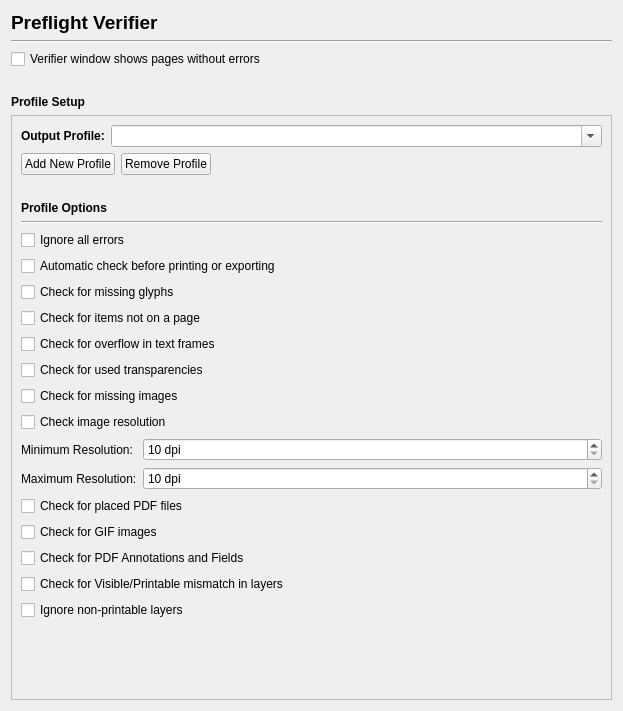
Qt form scribus/ui/prefs_preflightverifierbase.ui (scribusproject/scribus) before a commit.
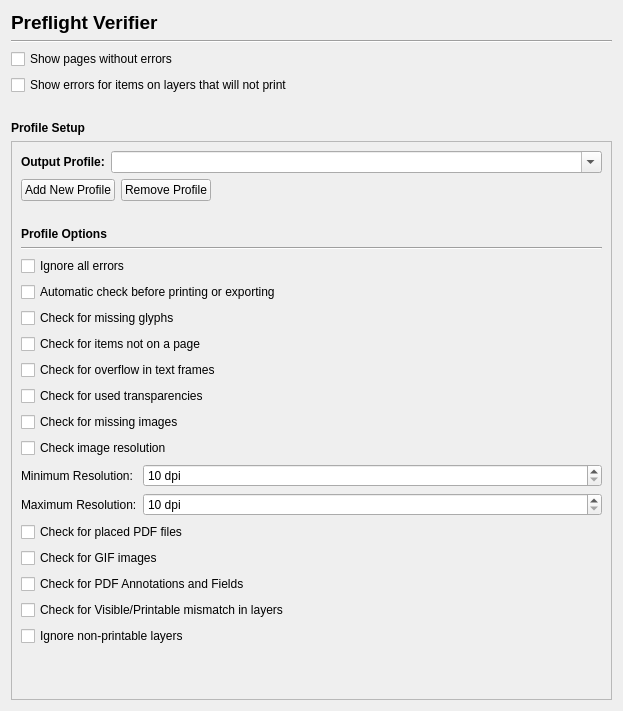
The same form after that commit.

Commit message: #8794: Add in extra option to only show errors for items on layers that are set to print

Diff of the .ui file:
```diff
--- a/scribus/ui/prefs_preflightverifierbase.ui
+++ b/scribus/ui/prefs_preflightverifierbase.ui
@@ -38,7 +38,14 @@
    <item>
     <widget class="QCheckBox" name="showPagesWithoutErrorsCheckBox">
      <property name="text">
-      <string>Verifier window shows pages without errors</string>
+      <string>Show pages without errors</string>
+     </property>
+    </widget>
+   </item>
+   <item>
+    <widget class="QCheckBox" name="showNonPrintingLayerErrorsCheckBox">
+     <property name="text">
+      <string>Show errors for items on layers that will not print</string>
      </property>
     </widget>
    </item>
@@ -82,7 +89,7 @@
         <x>0</x>
         <y>0</y>
         <width>595</width>
-        <height>564</height>
+        <height>543</height>
        </rect>
       </property>
       <layout class="QVBoxLayout" name="verticalLayout_2">
```
The commit also changes 5 other files.
